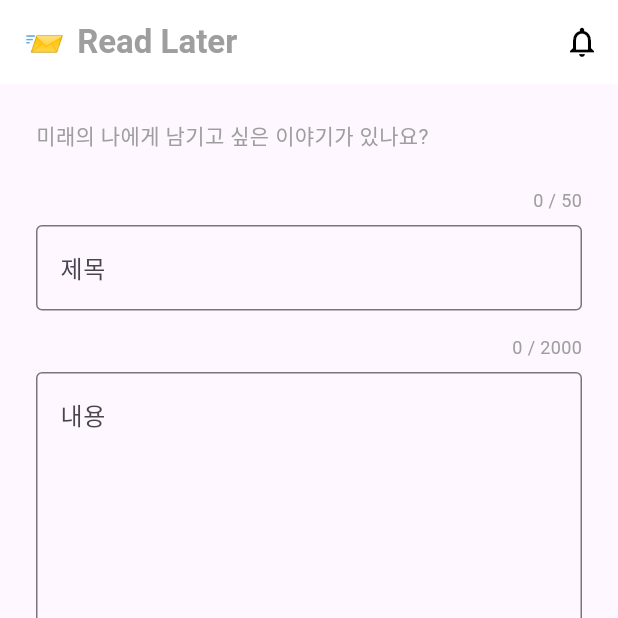
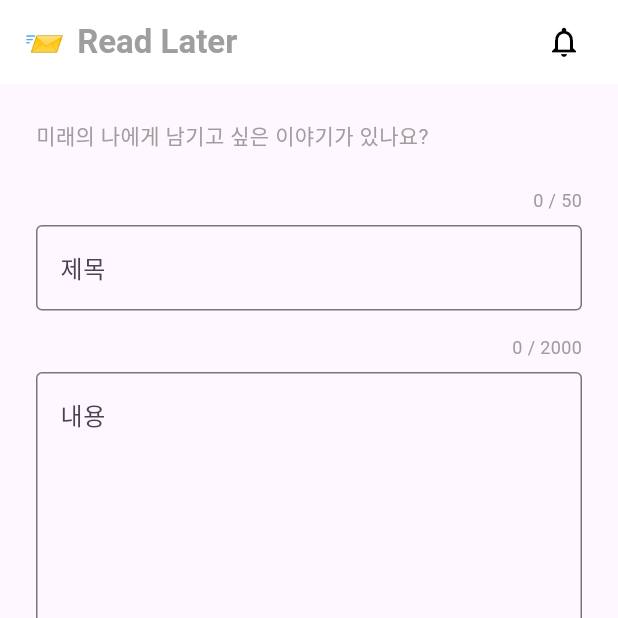
Before and after one commit to Hoseok-Seong/Re_Tap_Frontend, a Flutter app: the MainLayout screen opened by its route, item 2 of the bottom bar chosen, on a phone screen of 412 x 824 dp, the top half of it. Run offline on Flutter 3.47's test engine with Material 3 defaults, Android fonts, the phone set to English and light mode, and no system bars; drawn by our look-alikes of showcaseview; our stand-ins replace dio, flutter_dotenv, flutter_riverpod, flutter_secure_storage, go_router, google_sign_in and 3 more; missing offline and left inert: flutter_naver_login, kakao_flutter_sdk_common, kakao_flutter_sdk_user; accounts and stored records are empty; network calls fail.

```diff
--- a/lib/screens/letter_detail_screen.dart
+++ b/lib/screens/letter_detail_screen.dart
@@ -1,86 +1,8 @@
-// import 'package:flutter/material.dart';
-// import 'package:future_letter/common/constants.dart';
-// import 'package:intl/intl.dart';
-// import '../dto/letter/letter.dart';
-//
-// class LetterDetailScreen extends StatelessWidget {
-//   final String letterId;
-//   const LetterDetailScreen({super.key, required this.letterId});
-//
-//   // 임시 mock 데이터
-//   Letter getMockLetter(String id) {
-//     final now = DateTime.now();
-//
-//     return Letter(
-//       id: id,
-//       title: '2024년의 나에게 보내는 편지',
-//       content: '잘 지내고 있지?\n그때의 너가 자랑스러웠으면 좋겠다.\n계속 앞으로 나아가자!',
-//       openDate: now.subtract(const Duration(days: 1)),
-//       isOpened: true,
-//       status: 'sent',
-//     );
-//   }
-//
-//   @override
-//   Widget build(BuildContext context) {
-//     final letter = getMockLetter(letterId);
-//     final isLocked = !letter.isOpened;
-//     final dateStr = DateFormat('yyyy-MM-dd').format(letter.openDate);
-//
-//     return Scaffold(
-//       appBar: AppBar(
-//         backgroundColor: AppColors.primary,
-//         title: Row(
-//           children: [
-//             const Text(
-//               'Read Later',
-//               style: TextStyle(
-//                 color: Colors.white,
-//                 fontWeight: FontWeight.bold,
-//               ),
-//             ),
-//           ],
-//         ),
-//       ),
-//       body: Padding(
-//         padding: const EdgeInsets.all(24.0),
-//         child: isLocked
-//             ? Center(
-//           child: Column(
-//             mainAxisSize: MainAxisSize.min,
-//             children: [
-//               const Icon(Icons.lock, size: 64, color: Colors.grey),
-//               const SizedBox(height: 16),
-//               Text(
-//                 "이 편지는 아직 열 수 없어요.\n열람 가능일: $dateStr",
-//                 textAlign: TextAlign.center,
-//                 style: const TextStyle(fontSize: 18),
-//               ),
-//             ],
-//           ),
-//         )
-//             : Column(
-//               crossAxisAlignment: CrossAxisAlignment.start,
-//               children: [
-//                 Text(
-//                   letter.title,
-//                   style: const TextStyle(fontSize: 24, fontWeight: FontWeight.bold),
-//                 ),
-//                 const Divider(height: 32),
-//                 Text(
-//                     (letter.content.trim().isEmpty) ? '(내용 없음)' : letter.content,
-//                     style: const TextStyle(fontSize: 16, height: 1.5),
-//                 ),
-//               ],
-//             ),
-//       ),
-//     );
-//   }
-// }
 import 'package:dio/dio.dart';
 import 'package:flutter/material.dart';
 import 'package:flutter_riverpod/flutter_riverpod.dart';
 import 'package:future_letter/common/constants.dart';
+import 'package:future_letter/provider/home_provider.dart';
 import '../provider/letter_provider.dart';
 import 'package:go_router/go_router.dart';
 
@@ -92,7 +14,13 @@ class LetterDetailScreen extends ConsumerWidget {
   Widget build(BuildContext context, WidgetRef ref) {
     final letterDetail = ref.watch(letterDetailProvider(int.parse(letterId)));
 
-    return Scaffold(
+    return WillPopScope(
+        onWillPop: () async {
+          ref.invalidate(letterListProvider);
+          ref.invalidate(homeProvider);
+          return true;
+        },
+        child: Scaffold(
           appBar: AppBar(
             backgroundColor: AppColors.primary,
             title: const Text(
@@ -162,6 +90,7 @@ class LetterDetailScreen extends ConsumerWidget {
                 ),
               );
             },
+          ),
         )
     );
   }
--- a/lib/screens/letter_write_screen.dart
+++ b/lib/screens/letter_write_screen.dart
@@ -1,5 +1,6 @@
 import 'package:flutter/material.dart';
 import 'package:future_letter/common/constants.dart';
+import 'package:future_letter/provider/home_provider.dart';
 import 'package:go_router/go_router.dart';
 import 'package:intl/intl.dart';
 import 'package:flutter_riverpod/flutter_riverpod.dart';
@@ -122,6 +123,7 @@ class _LetterWriteScreenState extends ConsumerState<LetterWriteScreen> {
 
       _resetState();
       ref.invalidate(letterListProvider);
+      ref.invalidate(homeProvider);
       context.go("/letters");
     } catch (e) {
       _showSnack("부치기 실패: $e");
--- a/lib/screens/main_layout.dart
+++ b/lib/screens/main_layout.dart
@@ -2,6 +2,7 @@ import 'package:flutter/material.dart';
 import 'package:flutter/services.dart';
 import 'package:flutter_riverpod/flutter_riverpod.dart';
 import 'package:go_router/go_router.dart';
+import 'package:lottie/lottie.dart';
 import 'package:shared_preferences/shared_preferences.dart';
 import 'package:showcaseview/showcaseview.dart';
 import '../common/constants.dart';
@@ -40,6 +41,9 @@ class _MainLayoutState extends ConsumerState<MainLayout> {
   void initState() {
     super.initState();
     _currentIndex = widget.currentIndex;
+
+    Future.microtask(() => ref.read(homeProvider.future));
+
     Future.delayed(Duration.zero, _maybeShowGuide);
 
     // _screens = [
@@ -70,6 +74,12 @@ class _MainLayoutState extends ConsumerState<MainLayout> {
 
   @override
   Widget build(BuildContext context) {
+    final homeState = ref.watch(homeProvider);
+    final unreadCount = homeState.maybeWhen(
+      data: (data) => data.unreadCount,
+      orElse: () => 0,
+    );
+
     return ShowCaseWidget(
       builder: Builder(
         builder: (showCaseContext) {
@@ -99,7 +109,56 @@ class _MainLayoutState extends ConsumerState<MainLayout> {
                 ],
               ),
               actions: [
-                Showcase(
+                Padding(
+                  padding: const EdgeInsets.only(right: 12),
+                  child: Consumer(
+                    builder: (context, ref, _) {
+                      final homeState = ref.watch(homeProvider);
+                      final unreadCount = homeState.maybeWhen(
+                        data: (data) => data.unreadCount,
+                        orElse: () => 0,
+                      );
+
+                      return Stack(
+                        clipBehavior: Clip.none,
+                        children: [
+                          IconButton(
+                            onPressed: () => context.go('/notification'),
+                            icon: unreadCount > 0
+                                ? Lottie.asset(
+                              'assets/lottie/bell.json',
+                              width: 36,
+                              height: 36,
+                              repeat: true,
+                            )
+                                : const Icon(Icons.notifications_none, color: Colors.black),
+                          ),
+                          if (unreadCount > 0)
+                            Positioned(
+                              top: 6,
+                              right: 6,
+                              child: Container(
+                                padding: const EdgeInsets.all(4),
+                                decoration: const BoxDecoration(
+                                  color: Colors.redAccent,
+                                  shape: BoxShape.circle,
+                                ),
+                                constraints: const BoxConstraints(minWidth: 20, minHeight: 20),
+                                child: Center(
+                                  child: Text(
+                                    unreadCount > 99 ? '99+' : '$unreadCount',
+                                    style: const TextStyle(
+                                      color: Colors.white,
+                                      fontSize: 11,
+                                      fontWeight: FontWeight.bold,
+                                    ),
+                                  ),
+                                ),
+                              ),
+                            ),
+                          // Showcase 덮기
+                          Positioned.fill(
+                            child: Showcase(
                               key: _notificationKey,
                               description: '새로운 편지가 도착하면 종이 반짝여요!',
                               descTextStyle: const TextStyle(
@@ -112,13 +171,14 @@ class _MainLayoutState extends ConsumerState<MainLayout> {
                               overlayColor: Colors.black.withOpacity(0.7),
                               targetPadding: const EdgeInsets.all(2),
                               showArrow: false,
-                  child: IconButton(
-                    icon: const Icon(Icons.notifications_none, color: Colors.black),
-                    onPressed: () {
-                      context.go('/notification');
+                              child: const SizedBox.expand(),
+                            ),
+                          ),
+                        ],
+                      );
                     },
                   ),
-                )
+                ),
               ],
             ),
             body: SafeArea(
@@ -141,6 +201,10 @@ class _MainLayoutState extends ConsumerState<MainLayout> {
               showSelectedLabels: true,
               showUnselectedLabels: true,
               onTap: (index) async {
+
+                // 공통적으로 항상 invalidate
+                ref.invalidate(homeProvider);
+
                 final isChanged = ref.read(letterEditChangedProvider);
 
                 if (widget.currentIndex == 1 && isChanged) {
--- a/pubspec.yaml
+++ b/pubspec.yaml
@@ -54,6 +54,8 @@ dependencies:
 
   flutter_secure_storage: ^9.0.0
 
+  lottie: ^2.7.0
+
   flutter_localizations:
     sdk: flutter
 
@@ -82,6 +84,7 @@ flutter:
   assets:
     - assets/images/
     - assets/icons/
+    - assets/lottie/
     - config/
 
   # To add assets to your application, add an assets section, like this:
```
Also changed, not shown: assets/lottie/bell.json (added, +1 -0 lines), pubspec.lock. Lines whose indentation alone changed are shown as unchanged.
